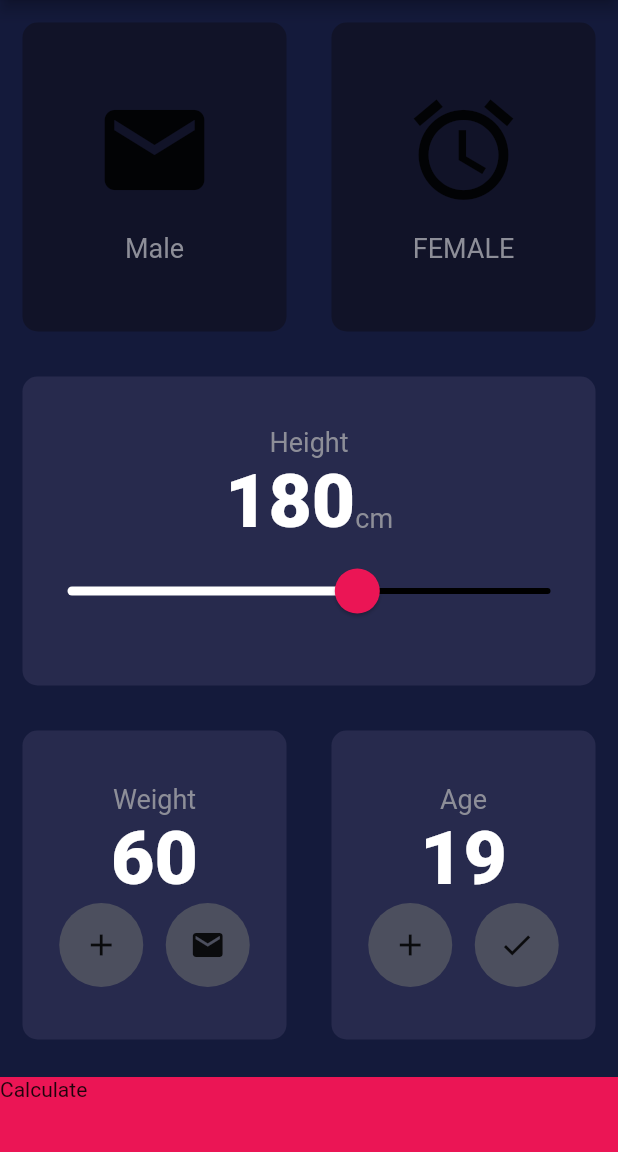
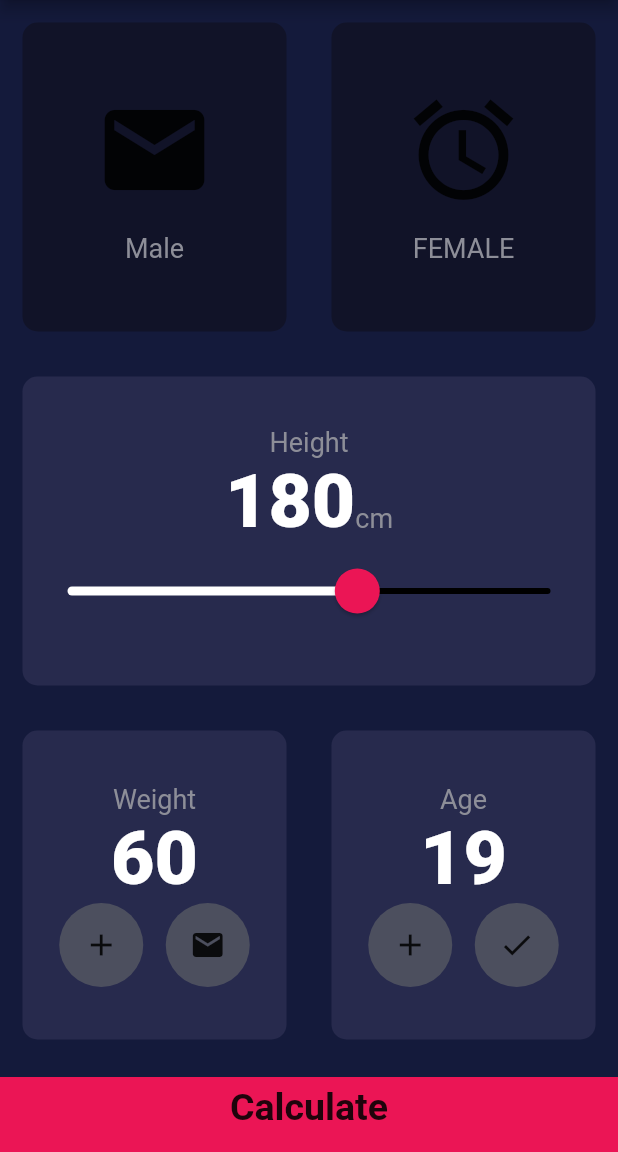
Before and after one commit to FahimMuntashir/BMI-Calculator, a Flutter app: the screen it shows after launch, on a phone screen of 412 x 824 dp, the part 84-1236 px from its top. Run offline on Flutter 3.47's test engine with Material 2 defaults, Android fonts, the phone set to English and light mode, and no system bars.

Commit message:
Design final

```diff
--- /dev/null
+++ b/lib/bottom_button.dart
@@ -0,0 +1,30 @@
+import 'package:flutter/material.dart';
+import 'package:bmicalculator/bottom_button.dart';
+import 'constants.dart';
+
+class BottomButton extends StatelessWidget {
+  BottomButton({@required this.buttonTitle, this.onTap});
+
+  final Function onTap;
+  final String buttonTitle;
+
+  @override
+  Widget build(BuildContext context) {
+    return GestureDetector(
+      onTap: onTap,
+      child: Container(
+        child: Center(
+          child: Text(
+            buttonTitle,
+            style: kLargeButtonTextStyle,
+          ),
+        ),
+        color: kBottomContainerColour,
+        padding: EdgeInsets.only(bottom: 10.0),
+        height: kBottomContainerHeight,
+        width: double.infinity,
+        margin: EdgeInsets.only(top: 10.0),
+      ),
+    );
+  }
+}
--- a/lib/constants.dart
+++ b/lib/constants.dart
@@ -15,3 +15,8 @@ const kNumberTextStyle = TextStyle(
   color: Colors.white,
   fontWeight: FontWeight.w900,
 );
+
+const kLargeButtonTextStyle = TextStyle(
+  fontWeight: FontWeight.bold,
+  fontSize: 25.0,
+);
--- a/lib/input_page.dart
+++ b/lib/input_page.dart
@@ -1,10 +1,11 @@
-import 'package:bmicalculator/result_page.dart';
+import 'result_page.dart';
 import 'package:flutter/cupertino.dart';
 import 'package:flutter/material.dart';
 import 'icon_content.dart';
 import 'reusable_card.dart';
 import 'constants.dart';
 import 'result_page.dart';
+import 'bottom_button.dart';
 
 enum Gender {
   male,
@@ -237,30 +238,23 @@ class _InputPageState extends State<InputPage> {
               ],
             ),
           ),
-          GestureDetector(
+          BottomButton(
+            buttonTitle: 'Calculate',
             onTap: () {
               Navigator.push(
                 context,
                 MaterialPageRoute(
-                  builder: (context) {
-                    return ResultsPage();
-                  },
+                  builder: (context) => ResultsPage(),
                 ),
               );
             },
-            child: Container(
-              child: Text('Calculate'),
-              color: kBottomContainerColour,
-              height: kBottomContainerHeight,
-              width: double.infinity,
-              margin: EdgeInsets.only(top: 10.0),
-            ),
           ),
         ],
       ),
     );
   }
 }
+
 
 class RoundIconButton extends StatelessWidget {
   RoundIconButton({@required this.icon, @required this.onPressed});
```
Also changed, not shown: lib/result_page.dart (+59 -1 lines).
